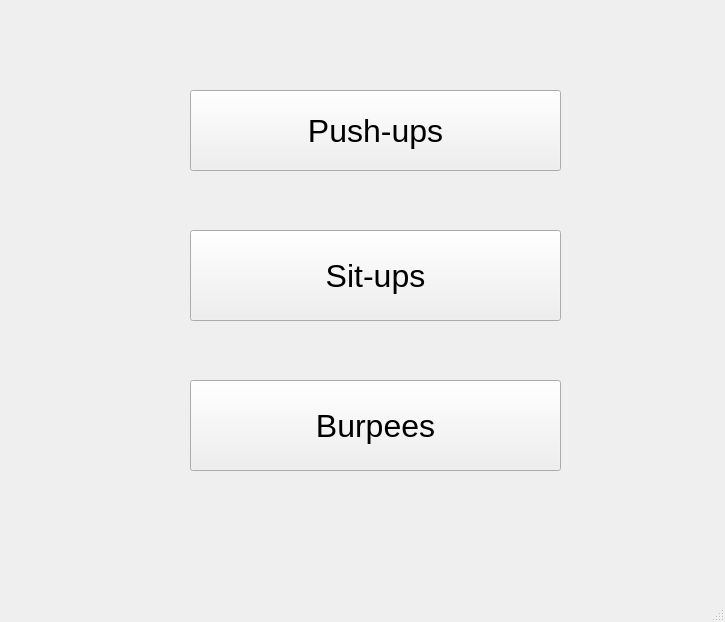
Before: the Qt Designer form fitness.ui in Tanishq1001/Fitness-app, drawn with Qt 5.
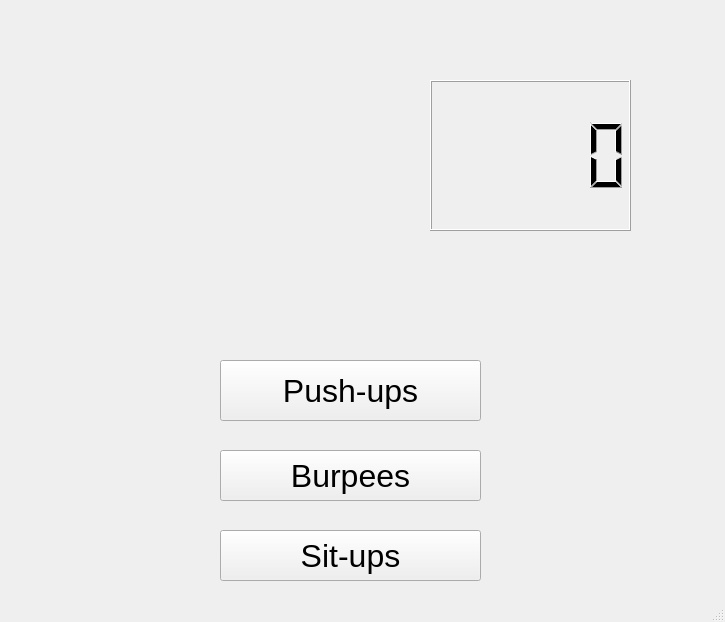
After: the same form once the commit is applied. Icons and pictures are not drawn.

Patch:
```diff
--- a/fitness.ui
+++ b/fitness.ui
@@ -17,10 +17,10 @@
    <widget class="QPushButton" name="button_pushups">
     <property name="geometry">
      <rect>
-      <x>190</x>
-      <y>90</y>
-      <width>371</width>
-      <height>81</height>
+      <x>220</x>
+      <y>360</y>
+      <width>261</width>
+      <height>61</height>
      </rect>
     </property>
     <property name="font">
@@ -35,10 +35,10 @@
    <widget class="QPushButton" name="button_sitsups">
     <property name="geometry">
      <rect>
-      <x>190</x>
-      <y>230</y>
-      <width>371</width>
-      <height>91</height>
+      <x>220</x>
+      <y>530</y>
+      <width>261</width>
+      <height>51</height>
      </rect>
     </property>
     <property name="font">
@@ -53,10 +53,10 @@
    <widget class="QPushButton" name="button_burpees">
     <property name="geometry">
      <rect>
-      <x>190</x>
-      <y>380</y>
-      <width>371</width>
-      <height>91</height>
+      <x>220</x>
+      <y>450</y>
+      <width>261</width>
+      <height>51</height>
      </rect>
     </property>
     <property name="font">
@@ -68,6 +68,32 @@
      <string>Burpees</string>
     </property>
    </widget>
+   <widget class="QLabel" name="label">
+    <property name="geometry">
+     <rect>
+      <x>60</x>
+      <y>20</y>
+      <width>331</width>
+      <height>281</height>
+     </rect>
+    </property>
+    <property name="text">
+     <string/>
+    </property>
+    <property name="pixmap">
+     <pixmap>media resources/pushup.gif</pixmap>
+    </property>
+   </widget>
+   <widget class="QLCDNumber" name="lcdNumber">
+    <property name="geometry">
+     <rect>
+      <x>430</x>
+      <y>80</y>
+      <width>201</width>
+      <height>151</height>
+     </rect>
+    </property>
+   </widget>
    <zorder>button_sitsups</zorder>
    <zorder>button_burpees</zorder>
    <zorder>button_pushups</zorder>
```
Left out of the diff: 2 changed lines with no effect on the pictures.
